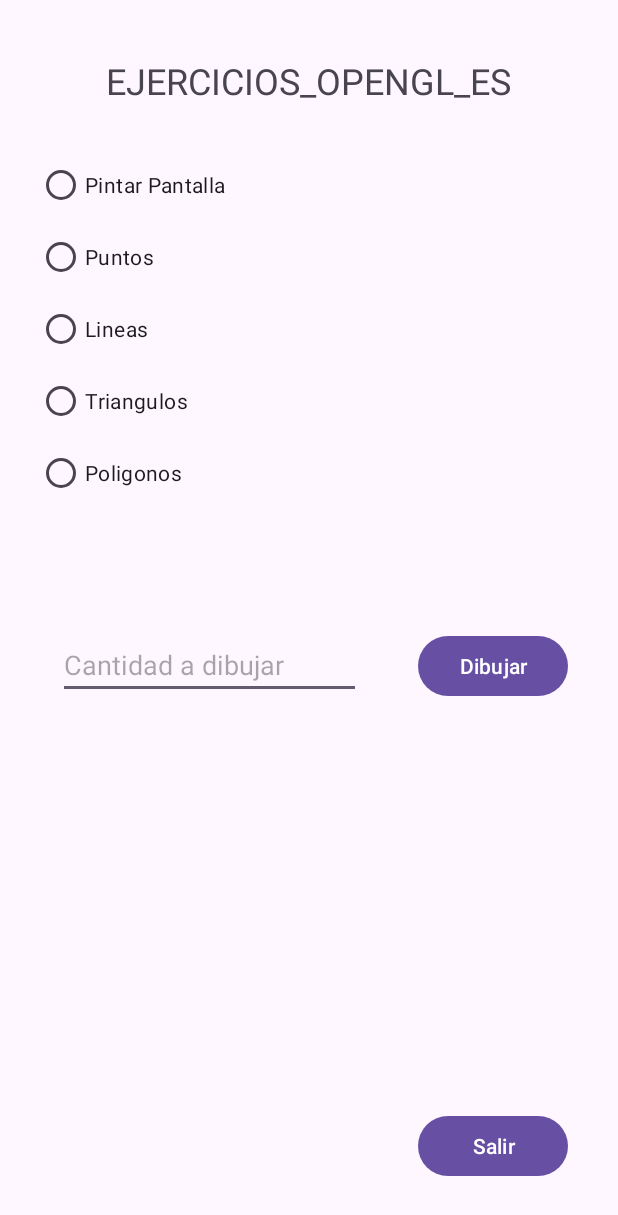
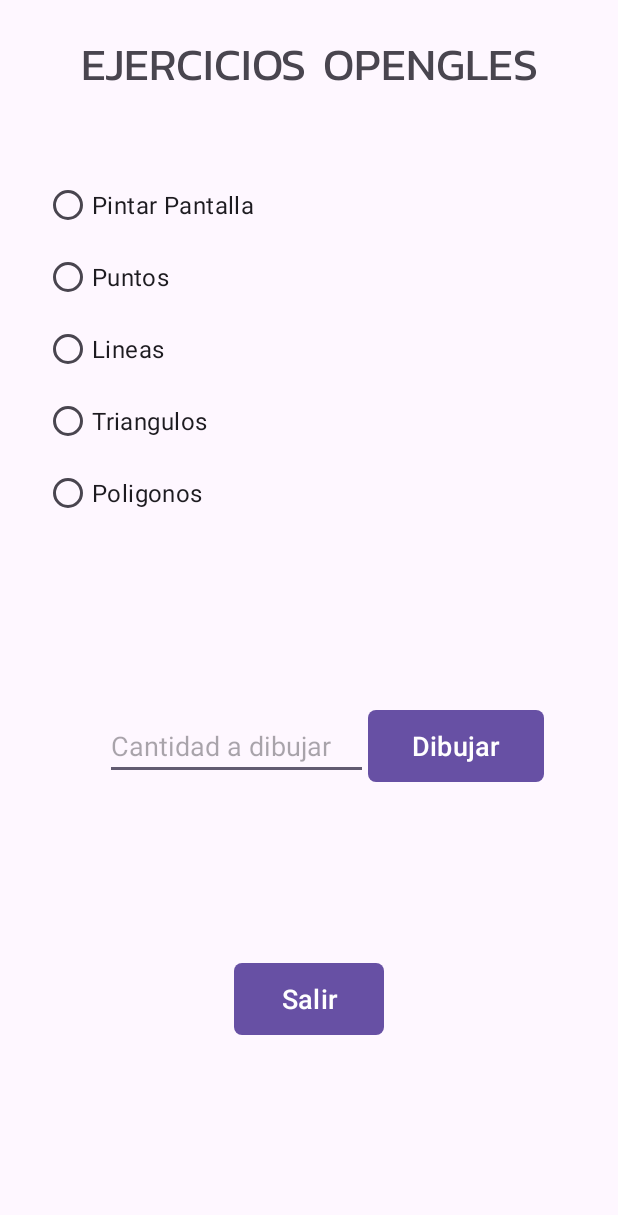
Before and after one commit to kaandradec/AppOpenGLes, an Android app: the Activity_Figuras screen opened directly, with no data from a screen before it, on a phone screen of 412 x 824 dp. Shown: the top 1215 px of the screen. Run offline under Robolectric (Android 15) with nearby library versions, the phone set to English and light mode, and no system bars.

Commit message:
update layouts

```diff
--- a/app/src/main/java/ec/edu/uce/pa/activities/Activity_Figuras.java
+++ b/app/src/main/java/ec/edu/uce/pa/activities/Activity_Figuras.java
@@ -17,7 +17,7 @@ import com.google.android.material.textfield.TextInputEditText;
 
 import ec.edu.uce.pa.R;
 import ec.edu.uce.pa.renderers.RenderColores;
-import ec.edu.uce.pa.renders.RenderLinea;
+import ec.edu.uce.pa.renderers.RenderLinea;
 import ec.edu.uce.pa.renderers.RenderPunto;
 
 public class Activity_Figuras extends AppCompatActivity {
--- a/app/src/main/res/layout/layout_figuras.xml
+++ b/app/src/main/res/layout/layout_figuras.xml
@@ -7,95 +7,108 @@
 
     <TextView
         android:id="@+id/textView"
-        android:layout_width="wrap_content"
+        android:layout_width="match_parent"
         android:layout_height="wrap_content"
-        android:text="EJERCICIOS_OPENGL_ES"
-        android:textSize="24sp"
-        app:layout_constraintBottom_toBottomOf="parent"
-        app:layout_constraintEnd_toEndOf="parent"
-        app:layout_constraintHorizontal_bias="0.498"
-        app:layout_constraintStart_toStartOf="parent"
+        android:layout_marginTop="20dp"
+
+        android:fontFamily="@font/kanit"
+        android:lineSpacingExtra="-35dp"
+        android:text="EJERCICIOS OPENGLES"
+        android:textAlignment="center"
+        android:textSize="30sp"
         app:layout_constraintTop_toTopOf="parent"
-        app:layout_constraintVertical_bias="0.047" />
+        tools:layout_editor_absoluteX="0dp" />
 
     <RadioGroup
         android:id="@+id/rgOpciones"
         android:layout_width="353dp"
         android:layout_height="248dp"
-        app:layout_constraintBottom_toBottomOf="parent"
+        android:layout_marginTop="47dp"
         app:layout_constraintEnd_toEndOf="parent"
-        app:layout_constraintHorizontal_bias="0.423"
         app:layout_constraintStart_toStartOf="parent"
-        app:layout_constraintTop_toTopOf="parent"
-        app:layout_constraintVertical_bias="0.172">
+        app:layout_constraintTop_toBottomOf="@+id/textView">
 
         <RadioButton
             android:id="@+id/rbPantalla"
             android:layout_width="match_parent"
             android:layout_height="wrap_content"
-            android:text="Pintar Pantalla" />
+            android:text="Pintar Pantalla"
+            android:textSize="16dp" />
 
         <RadioButton
             android:id="@+id/rbPuntos"
             android:layout_width="match_parent"
             android:layout_height="wrap_content"
-            android:text="Puntos" />
+            android:text="Puntos"
+            android:textSize="16dp" />
 
         <RadioButton
             android:id="@+id/rbLineas"
             android:layout_width="match_parent"
             android:layout_height="wrap_content"
-            android:text="Lineas" />
+            android:text="Lineas"
+            android:textSize="16dp" />
 
         <RadioButton
             android:id="@+id/rbTriangulos"
             android:layout_width="match_parent"
             android:layout_height="wrap_content"
-            android:text="Triangulos" />
+            android:text="Triangulos"
+            android:textSize="16dp" />
 
         <RadioButton
             android:id="@+id/rbPoligonos"
             android:layout_width="match_parent"
             android:layout_height="wrap_content"
-            android:text="Poligonos" />
+            android:text="Poligonos"
+            android:textSize="16dp" />
     </RadioGroup>
-
-    <Button
-        android:id="@+id/btnDibujar"
-        android:layout_width="100dp"
-        android:layout_height="wrap_content"
-        android:text="Dibujar"
-        app:layout_constraintBottom_toBottomOf="parent"
-        app:layout_constraintEnd_toEndOf="parent"
-        app:layout_constraintHorizontal_bias="0.893"
-        app:layout_constraintStart_toStartOf="parent"
-        app:layout_constraintTop_toTopOf="parent"
-        app:layout_constraintVertical_bias="0.541" />
 
     <Button
         android:id="@+id/btnSalir"
         android:layout_width="100dp"
         android:layout_height="wrap_content"
+        android:layout_marginTop="24dp"
+        android:layout_marginBottom="20dp"
+        android:background="@drawable/btn"
         android:text="Salir"
+        android:textSize="18dp"
         app:layout_constraintBottom_toBottomOf="parent"
         app:layout_constraintEnd_toEndOf="parent"
-        app:layout_constraintHorizontal_bias="0.893"
         app:layout_constraintStart_toStartOf="parent"
-        app:layout_constraintTop_toTopOf="parent"
-        app:layout_constraintVertical_bias="0.954" />
+        app:layout_constraintTop_toBottomOf="@+id/linearLayout"
+        app:layout_constraintVertical_bias="0.459" />
 
-    <EditText
-        android:id="@+id/inputNumPrimitivas"
-        android:layout_width="202dp"
-        android:layout_height="41dp"
-        android:layout_marginTop="39dp"
-        android:layout_marginBottom="320dp"
-        android:ems="10"
-        android:hint="Cantidad a dibujar"
-        android:inputType="number"
+    <LinearLayout
+        android:id="@+id/linearLayout"
+        android:layout_width="wrap_content"
+        android:layout_height="wrap_content"
+        android:orientation="horizontal"
         app:layout_constraintBottom_toBottomOf="parent"
-        app:layout_constraintEnd_toStartOf="@+id/btnDibujar"
+        app:layout_constraintEnd_toEndOf="parent"
+        app:layout_constraintHorizontal_bias="0.382"
         app:layout_constraintStart_toStartOf="parent"
-        app:layout_constraintTop_toBottomOf="@+id/rgOpciones" />
+        app:layout_constraintTop_toBottomOf="@+id/rgOpciones"
+        app:layout_constraintVertical_bias="0.272">
+
+        <EditText
+            android:id="@+id/inputNumPrimitivas"
+            android:layout_width="175dp"
+            android:layout_height="wrap_content"
+            android:layout_marginStart="40dp"
+            android:ems="10"
+            android:hint="Cantidad a dibujar"
+            android:textSize="18dp"
+            android:inputType="number" />
+
+        <Button
+            android:id="@+id/btnDibujar"
+            android:layout_width="117dp"
+            android:layout_height="wrap_content"
+            android:background="@drawable/btn"
+            android:text="Dibujar"
+            android:textSize="18dp" />
+
+    </LinearLayout>
 
 </androidx.constraintlayout.widget.ConstraintLayout>
```
Also changed, not shown: app/src/main/java/ec/edu/uce/pa/geometrias/Linea.java (+36 -7 lines), app/src/main/java/ec/edu/uce/pa/geometrias/Punto.java (+41 -13 lines), app/src/main/java/ec/edu/uce/pa/renderers/RenderLinea.java (+5 -5 lines), app/src/main/java/ec/edu/uce/pa/renderers/RenderPunto.java (+9 -8 lines), app/src/main/res/layout/layout_ejercicios.xml (+30 -39 lines).
